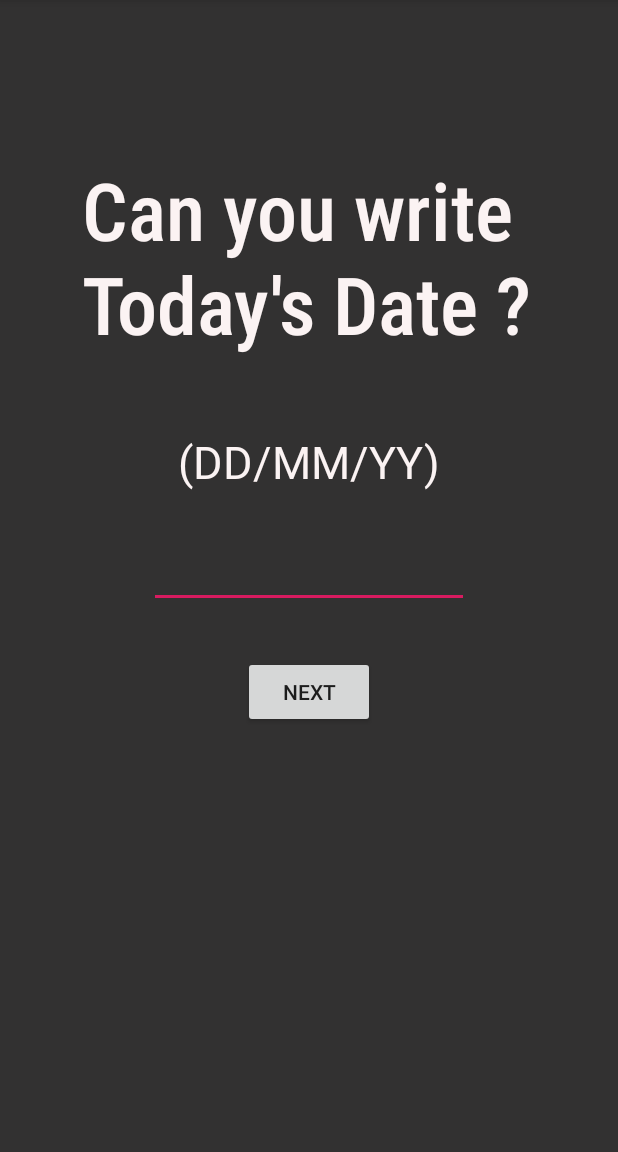
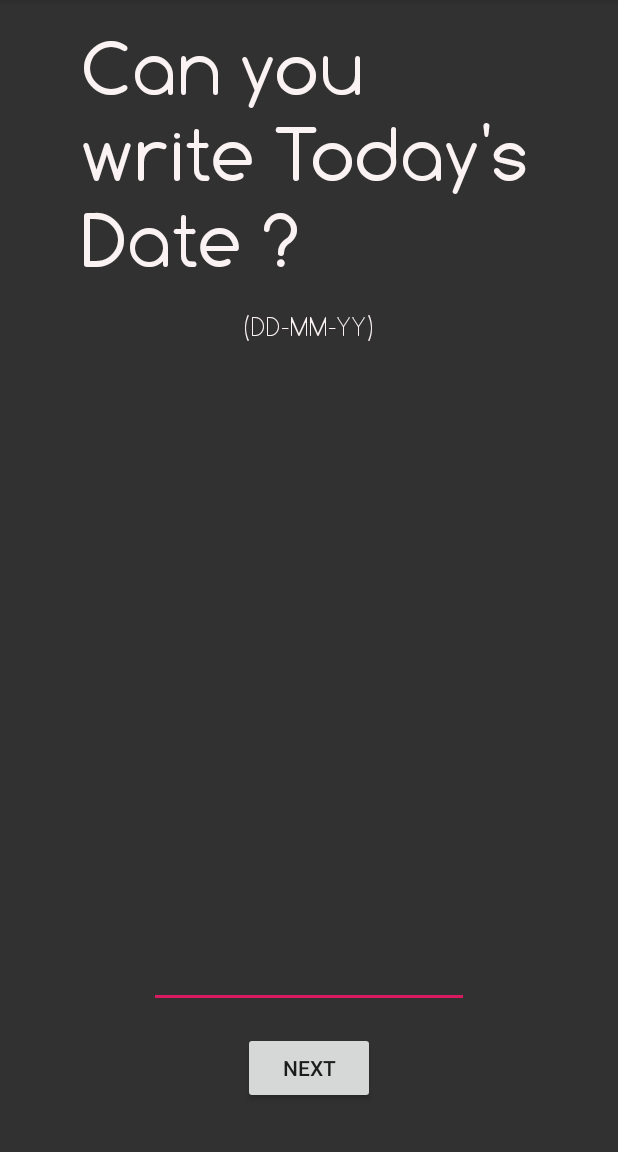
Before and after one commit to Bazifrasool/Recapture, an Android app: the Quiz_Page_1 screen opened directly, with no data from a screen before it, on a phone screen of 412 x 824 dp, the part 84-1236 px from its top. Run offline under Robolectric (Android 15) with nearby library versions, the phone set to English and light mode, and no system bars.

Commit message:
Added Custom Font and realignment to friend quiz

```diff
--- a/app/build.gradle
+++ b/app/build.gradle
@@ -26,4 +26,5 @@ dependencies {
     testImplementation 'junit:junit:4.12'
     androidTestImplementation 'androidx.test:runner:1.2.0'
     androidTestImplementation 'androidx.test.espresso:espresso-core:3.2.0'
+
 }
--- a/app/src/main/java/com/example/recapture_v_0/Friend_Quiz_1.java
+++ b/app/src/main/java/com/example/recapture_v_0/Friend_Quiz_1.java
@@ -1,4 +1,5 @@
 package com.example.recapture_v_0;
+// i will kill bhaavanaa
 
 import android.os.Bundle;
 import android.view.View;
--- a/app/src/main/java/com/example/recapture_v_0/Quiz_Page_1.java
+++ b/app/src/main/java/com/example/recapture_v_0/Quiz_Page_1.java
@@ -13,6 +13,7 @@ import java.util.Date;
 
 public class Quiz_Page_1 extends AppCompatActivity {
 
+    private int Main_score = 0;
     @Override
     protected void onCreate(Bundle savedInstanceState) {
         super.onCreate(savedInstanceState);
@@ -34,6 +35,7 @@ public class Quiz_Page_1 extends AppCompatActivity {
         //
         if (question_no == Ques_arr.length - 1) {
             Intent new_pg = new Intent(this, Quiz_page_3.class);
+            new_pg.putExtra("Main_score", score_is);
             startActivity(new_pg);
         }
 
--- a/app/src/main/res/layout/activity_quiz__page_1.xml
+++ b/app/src/main/res/layout/activity_quiz__page_1.xml
@@ -12,12 +12,12 @@
         android:layout_width="367dp"
         android:layout_height="175dp"
         android:layout_marginStart="31dp"
-        android:layout_marginTop="104dp"
+        android:layout_marginTop="16dp"
         android:layout_marginEnd="31dp"
         android:autoSizeMaxTextSize="100sp"
         android:autoSizeMinTextSize="8sp"
         android:autoSizeTextType="uniform"
-        android:fontFamily="sans-serif-condensed-medium"
+        android:fontFamily="@font/comfortaa_regular"
         android:paddingLeft="32dp"
         android:paddingRight="32dp"
         android:text="@string/Question_1"
@@ -31,36 +31,36 @@
         android:id="@+id/editText2"
         android:layout_width="wrap_content"
         android:layout_height="wrap_content"
-        android:layout_marginTop="32dp"
+        android:layout_marginBottom="16dp"
         android:ems="10"
         android:gravity="start|top"
         android:inputType="textMultiLine"
+        android:textColor="#FAFFF7F7"
+        app:layout_constraintBottom_toTopOf="@+id/button"
         app:layout_constraintEnd_toEndOf="parent"
-        android:textColor="#FAFFF7F7"
-        app:layout_constraintStart_toStartOf="parent"
-        app:layout_constraintTop_toBottomOf="@+id/textView2"
-        />
+        app:layout_constraintStart_toStartOf="parent" />
 
     <TextView
         android:id="@+id/textView2"
         android:layout_width="wrap_content"
         android:layout_height="wrap_content"
-        android:layout_marginTop="8dp"
-        android:text="(DD/MM/YY)"
-        android:textSize="30sp"
+        android:layout_marginTop="16dp"
+        android:fontFamily="@font/comfortaa_thin"
+        android:text="(DD-MM-YY)"
+        android:textColor="#FAFFF7F7"
+        android:textSize="18sp"
         app:layout_constraintEnd_toEndOf="parent"
         app:layout_constraintStart_toStartOf="parent"
-        android:textColor="#FAFFF7F7"
         app:layout_constraintTop_toBottomOf="@+id/textView" />
 
     <Button
         android:id="@+id/button"
         android:layout_width="wrap_content"
         android:layout_height="wrap_content"
-        android:layout_marginTop="32dp"
+        android:layout_marginBottom="32dp"
+        android:onClick="nextbutton"
         android:text="Next"
-        android:onClick="nextbutton"
+        app:layout_constraintBottom_toBottomOf="parent"
         app:layout_constraintEnd_toEndOf="parent"
-        app:layout_constraintStart_toStartOf="parent"
-        app:layout_constraintTop_toBottomOf="@+id/editText2" />
+        app:layout_constraintStart_toStartOf="parent" />
 </androidx.constraintlayout.widget.ConstraintLayout>
```
Also changed, not shown: app/src/main/java/com/example/recapture_v_0/Quiz_page_3.java (+6 -1 lines), app/src/main/res/font/bazif_fonts.xml (added, +36 -0 lines), app/src/main/res/layout/activity_friend__quiz_1.xml (+9 -9 lines), app/src/main/res/layout/activity_quiz_page_3.xml (+7 -4 lines), app/src/main/res/font/comfortaa_bold.ttf (added), app/src/main/res/font/comfortaa_regular.ttf (added), app/src/main/res/font/comfortaa_thin.ttf (added).
